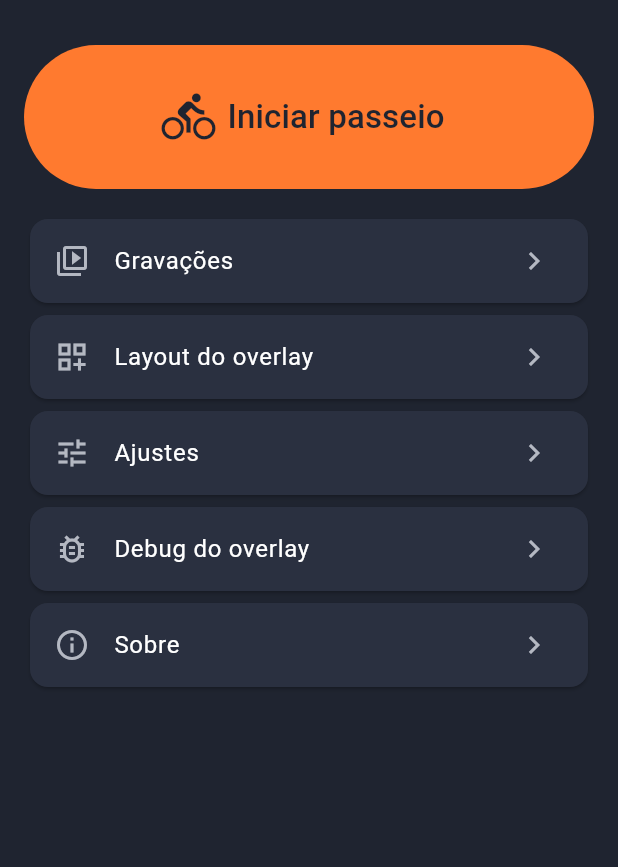
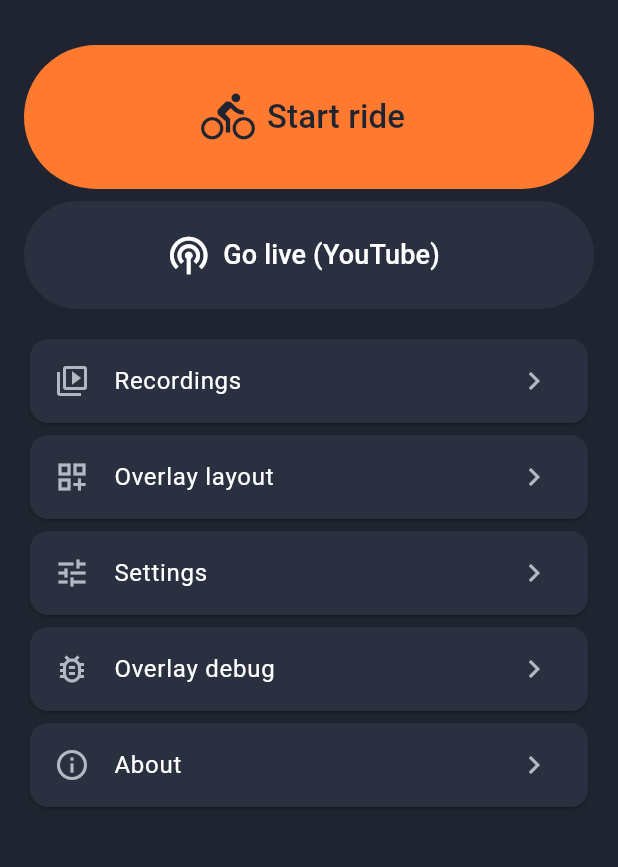
Before and after one commit to Unknown-brazilian/PedalaCast, a Flutter app: the screen it shows after launch, on a phone screen of 412 x 824 dp, the part 63-930 px from its top. Run offline on Flutter 3.47's test engine with Material 3 defaults, Android fonts, the phone set to English and light mode, and no system bars; our stand-ins replace flutter_riverpod, flutter_secure_storage, package_info_plus, permission_handler, qr_flutter, shared_preferences.

Commit message:
Corrige simulação, idioma, configurações e live na tela inicial (verificado no emulador)
Co-Authored-By: Claude Sonnet 5.5 <noreply@anthropic.com>

```diff
--- a/lib/features/debug/debug_screen.dart
+++ b/lib/features/debug/debug_screen.dart
@@ -3,6 +3,7 @@ import 'package:flutter_riverpod/flutter_riverpod.dart';
 
 import '../../core/core_channel.dart';
 import '../../l10n/app_localizations.dart';
+import '../../l10n/labels.dart';
 import '../settings/app_settings.dart';
 
 class DebugScreen extends ConsumerStatefulWidget {
@@ -37,6 +38,7 @@ class _DebugScreenState extends ConsumerState<DebugScreen> {
                           .read(coreProvider)
                           .renderDebugPng(
                             ref.read(settingsProvider).layoutJson,
+                            overlayLabels(context),
                           );
                       if (mounted) {
                         setState(() {
--- a/lib/features/home/home_screen.dart
+++ b/lib/features/home/home_screen.dart
@@ -5,6 +5,7 @@ import '../about/about_screen.dart';
 import '../debug/debug_screen.dart';
 import '../layout/layout_screen.dart';
 import '../library/library_screen.dart';
+import '../live/live_setup_screen.dart';
 import '../record/record_screen.dart';
 import '../settings/settings_screen.dart';
 
@@ -27,6 +28,15 @@ class HomeScreen extends StatelessWidget {
               icon: const Icon(Icons.directions_bike, size: 36),
               label: Text(l.homeStart, style: const TextStyle(fontSize: 22)),
               onPressed: () => go(const RecordScreen()),
+            ),
+          ),
+          const SizedBox(height: 8),
+          SizedBox(
+            height: 72,
+            child: FilledButton.tonalIcon(
+              icon: const Icon(Icons.podcasts, size: 30),
+              label: Text(l.homeLive, style: const TextStyle(fontSize: 18)),
+              onPressed: () => go(const LiveSetupScreen()),
             ),
           ),
           const SizedBox(height: 16),
--- a/lib/main.dart
+++ b/lib/main.dart
@@ -2,14 +2,23 @@ import 'package:flutter/material.dart';
 import 'package:flutter_localizations/flutter_localizations.dart';
 import 'package:flutter_riverpod/flutter_riverpod.dart';
 
+import 'package:shared_preferences/shared_preferences.dart';
+
 import 'features/home/home_screen.dart';
+import 'features/settings/app_settings.dart';
 import 'l10n/app_localizations.dart';
 import 'theme/app_theme.dart';
 
 Future<void> main() async {
   WidgetsFlutterBinding.ensureInitialized();
   final colors = await BrandColors.load();
-  runApp(ProviderScope(child: PedalaCastApp(colors: colors)));
+  final prefs = await SharedPreferences.getInstance();
+  runApp(
+    ProviderScope(
+      overrides: [sharedPrefsProvider.overrideWithValue(prefs)],
+      child: PedalaCastApp(colors: colors),
+    ),
+  );
 }
 
 class PedalaCastApp extends StatelessWidget {
@@ -21,7 +30,13 @@ class PedalaCastApp extends StatelessWidget {
     onGenerateTitle: (c) => AppLocalizations.of(c).appName,
     theme: colors.toTheme(),
     themeMode: ThemeMode.dark,
-    locale: const Locale('pt', 'BR'),
+    localeResolutionCallback: (device, supported) {
+      // Idioma do aparelho se suportado (pt, en, es, fr); senão inglês.
+      for (final l in supported) {
+        if (l.languageCode == device?.languageCode) return l;
+      }
+      return const Locale('en');
+    },
     supportedLocales: AppLocalizations.supportedLocales,
     localizationsDelegates: const [
       AppLocalizations.delegate,
--- a/lib/theme/app_theme.dart
+++ b/lib/theme/app_theme.dart
@@ -50,6 +50,10 @@ class BrandColors {
       onPrimary: onAccent, // nunca branco sobre laranja
       surface: background,
       onSurface: text,
+      secondary: accent,
+      onSecondary: onAccent,
+      secondaryContainer: surface,
+      onSecondaryContainer: text,
       surfaceContainer: surface,
       onSurfaceVariant: textSecondary,
       tertiary: live, // somente AO VIVO / gravando
--- a/pubspec.yaml
+++ b/pubspec.yaml
@@ -16,7 +16,7 @@ publish_to: 'none' # Remove this line if you wish to publish to pub.dev
 # https://developer.apple.com/library/archive/documentation/General/Reference/InfoPlistKeyReference/Articles/CoreFoundationKeys.html
 # In Windows, build-name is used as the major, minor, and patch parts
 # of the product and file versions while build-number is used as the build suffix.
-version: 0.2.0+4
+version: 0.2.1+5
 
 environment:
   sdk: ^3.13.5
```
Also changed, not shown: lib/core/core_channel.dart (+8 -2 lines), lib/features/settings/app_settings.dart (+9 -9 lines), 2 other files.
